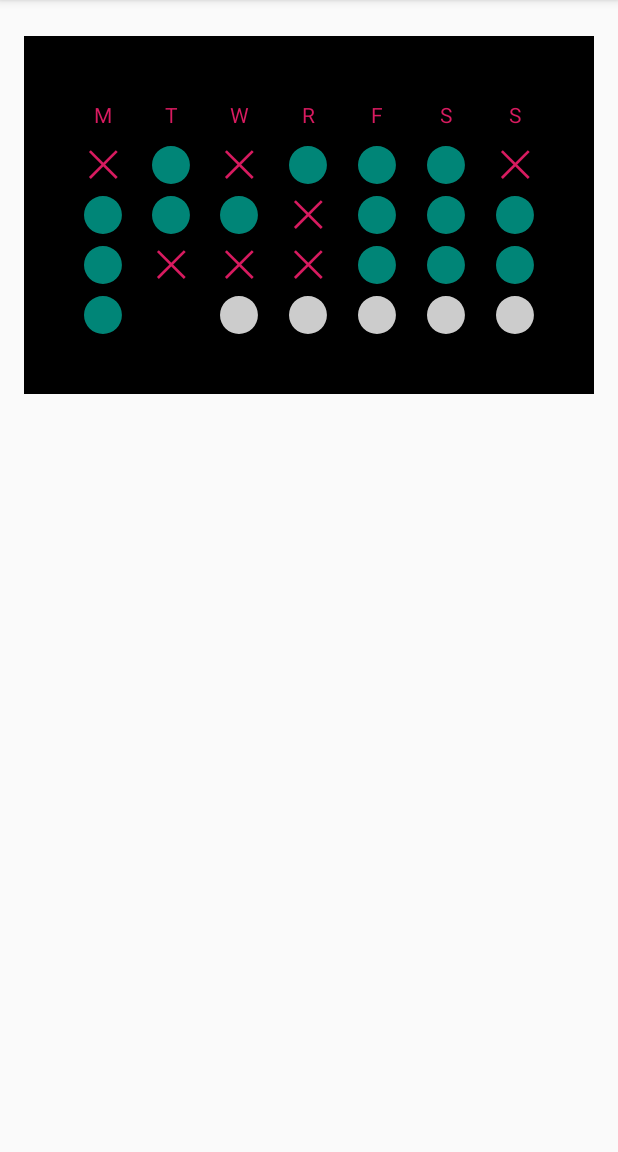
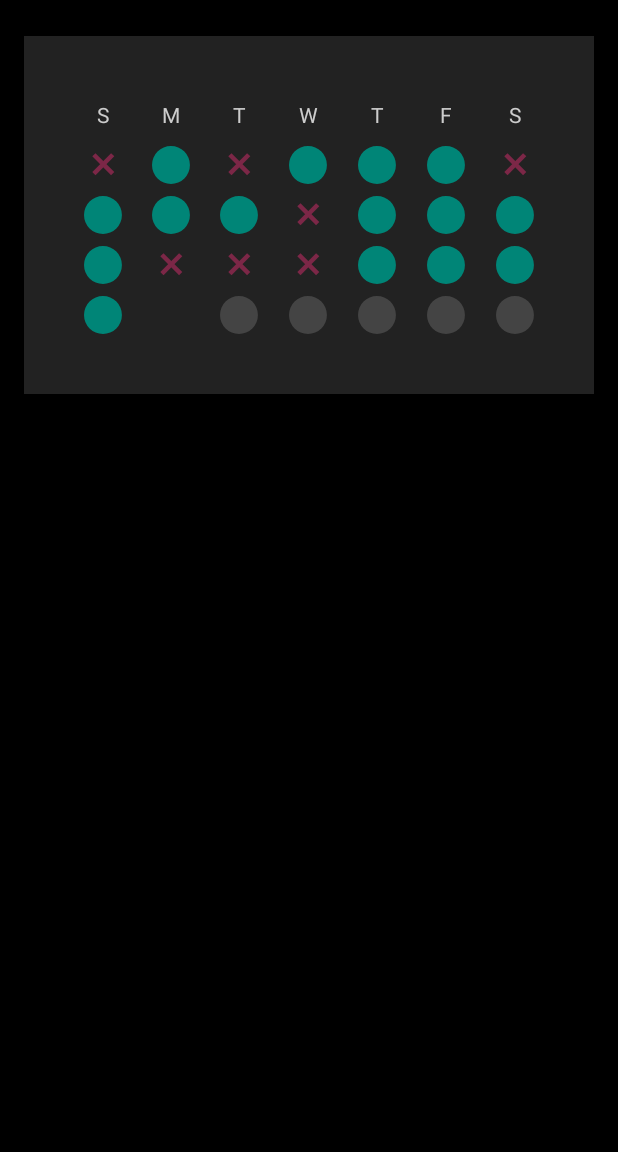
Before and after one commit to shalperin/ten-percent-happier, an Android app: the screen it shows after launch (MainActivity), on a phone screen of 412 x 824 dp, the part 84-1236 px from its top. Run offline under Robolectric (Android 15) with nearby library versions, the phone set to English and light mode, and no system bars.

Commit message:
last4weeks feature styling pass and additional state

```diff
--- a/android/Redwood/app/src/main/java/com/blauhaus/android/redwood/features/lastfourweeks/views/DotView.kt
+++ b/android/Redwood/app/src/main/java/com/blauhaus/android/redwood/features/lastfourweeks/views/DotView.kt
@@ -1,14 +1,10 @@
 package com.blauhaus.android.redwood.features.lastfourweeks.views
 
 import android.content.Context
-import android.graphics.drawable.Drawable
 import android.util.AttributeSet
 import android.view.animation.Animation
 import android.view.animation.AnimationUtils
 import android.widget.ImageView
-import androidx.core.content.ContextCompat
-import androidx.core.graphics.drawable.DrawableCompat
-import androidx.vectordrawable.graphics.drawable.VectorDrawableCompat
 import com.blauhaus.android.redwood.R
 
 
@@ -27,6 +23,7 @@ class DotView : ImageView {
     private val futureVector = R.drawable.ic_last4weeks_circle_future
     private val metTodayVector = R.drawable.ic_last4weeks_check_circle
     private val notMetVector = R.drawable.ic_last4weeks_x_mark
+    private val notMetTodayVector = R.drawable.ic_last4weeks_stroked_circle
 
     private var d: DotViewState =
         DotViewState.Future()
@@ -34,7 +31,7 @@ class DotView : ImageView {
     private val metTodayAnim = AnimationUtils.loadAnimation(context, android.R.anim.fade_out).apply{
         setAnimationListener(object: Animation.AnimationListener {
             override fun onAnimationStart(animation: Animation?) {
-                setImageResource(metVector)
+               // setImageResource(metVector)
             }
             override fun onAnimationRepeat(animation: Animation?) {}
             override fun onAnimationEnd(animation: Animation?) {
@@ -60,6 +57,9 @@ class DotView : ImageView {
             is DotViewState.MetToday -> {
                 startAnimation(metTodayAnim)
             }
+            is DotViewState.NotMetToday -> {
+                setImageResource(notMetTodayVector)
+            }
             is DotViewState.Future -> {
                 setImageResource(futureVector)
             }
@@ -78,6 +78,7 @@ class DotView : ImageView {
         class Skipped() : DotViewState()
         class Met(): DotViewState()
         class MetToday(): DotViewState()
+        class NotMetToday(): DotViewState()
         class Future(): DotViewState()
    }
 
--- a/android/Redwood/app/src/main/res/drawable/ic_last4weeks_check_circle.xml
+++ b/android/Redwood/app/src/main/res/drawable/ic_last4weeks_check_circle.xml
@@ -1,6 +1,6 @@
 <vector android:height="25dp" android:viewportHeight="500"
     android:viewportWidth="500" android:width="25dp" xmlns:android="http://schemas.android.com/apk/res/android">
-    <path android:fillColor="@color/colorPrimary" android:pathData="M-0.001,250a249,249.5 90,1 0,498.999 0a249,249.5 90,1 0,-498.999 0z"/>
-    <path android:fillColor="@color/backedOffWhite" android:pathData="M440.982,94.538l-210.978,365.424l-35.507,-20.5l210.978,-365.424z"/>
-    <path android:fillColor="@color/backedOffWhite" android:pathData="M93.475,323.484l137.04,137.04l-28.991,28.991l-137.04,-137.04z"/>
+    <path android:fillColor="@color/lastFourWeeksMetCircleColor" android:pathData="M-0.001,250a249,249.5 90,1 0,498.999 0a249,249.5 90,1 0,-498.999 0z"/>
+    <path android:fillColor="@color/lastFourWeeksCheckColor" android:pathData="M392.181,128.327l-154.658,230.208l-35.186,-23.639l154.658,-230.208z"/>
+    <path android:fillColor="@color/lastFourWeeksCheckColor" android:pathData="M126.425,268.246l119.054,79.983l-22.967,34.186l-119.054,-79.983z"/>
 </vector>
--- a/android/Redwood/app/src/main/res/drawable/ic_last4weeks_circle_met.xml
+++ b/android/Redwood/app/src/main/res/drawable/ic_last4weeks_circle_met.xml
@@ -4,6 +4,6 @@
     android:viewportWidth="500"
     android:viewportHeight="500">
   <path
-      android:fillColor="@color/colorPrimary"
+      android:fillColor="@color/lastFourWeeksMetCircleColor"
       android:pathData="M-0.001,250a249,249.5 90,1 0,498.999 0a249,249.5 90,1 0,-498.999 0z"/>
 </vector>
--- /dev/null
+++ b/android/Redwood/app/src/main/res/drawable/ic_last4weeks_stroked_circle.xml
@@ -0,0 +1,7 @@
+<vector android:height="25dp" android:viewportHeight="500"
+    android:viewportWidth="500" android:width="25dp" xmlns:android="http://schemas.android.com/apk/res/android">
+    <path android:fillColor="@color/lastFourWeeksDisabledColor" android:pathData="M-0.001,250a249,249.5 90,1 0,498.999 0a249,249.5 90,1 0,-498.999 0z"/>
+    <path android:fillColor="#00000000"
+        android:pathData="M41.5,250a208.082,208.5 90,1 0,416.999 0a208.082,208.5 90,1 0,-416.999 0z"
+        android:strokeColor="@color/lastFourWeeksMetCircleColor" android:strokeWidth="75.55"/>
+</vector>
--- a/android/Redwood/app/src/main/res/drawable/ic_last4weeks_x_mark.xml
+++ b/android/Redwood/app/src/main/res/drawable/ic_last4weeks_x_mark.xml
@@ -1,5 +1,5 @@
 <vector android:height="25dp" android:viewportHeight="500"
     android:viewportWidth="500" android:width="25dp" xmlns:android="http://schemas.android.com/apk/res/android">
-    <path android:fillColor="@color/colorAccent" android:pathData="M64.849,408.903l353.554,-353.554l24.749,24.749l-353.554,353.554z"/>
-    <path android:fillColor="@color/colorAccent" android:pathData="M89.597,55.349l353.554,353.554l-24.749,24.749l-353.554,-353.554z"/>
+    <path android:fillColor="@color/lastFourWeeksSkippedColor" android:pathData="M151.47,94.043l247.487,247.487l-42.426,42.426l-247.487,-247.487z"/>
+    <path android:fillColor="@color/lastFourWeeksSkippedColor" android:pathData="M109.043,341.53l247.487,-247.487l42.426,42.426l-247.487,247.487z"/>
 </vector>
--- a/android/Redwood/app/src/main/res/layout/activity_main.xml
+++ b/android/Redwood/app/src/main/res/layout/activity_main.xml
@@ -2,8 +2,9 @@
 
 <LinearLayout android:orientation="vertical"
     android:layout_width="match_parent"
-    android:layout_height="wrap_content"
+    android:layout_height="match_parent"
     xmlns:android="http://schemas.android.com/apk/res/android"
+    android:background="#000000"
 
     >
     <fragment
--- a/android/Redwood/app/src/main/res/layout/last_four_weeks_fragment.xml
+++ b/android/Redwood/app/src/main/res/layout/last_four_weeks_fragment.xml
@@ -5,7 +5,7 @@
     android:layout_width="match_parent"
     android:layout_height="match_parent"
     tools:context=".features.lastfourweeks.LastFourWeeksFragment"
-    android:background="@android:color/background_dark"
+    android:background="@color/lastFourWeeksBackgroundColor"
     android:padding="40dp"
     >
 
@@ -22,9 +22,9 @@
             android:id="@+id/head0"
             android:layout_width="25dp"
             android:layout_height="25dp"
-            android:text="M"
+            android:text="S"
             android:gravity="center"
-            android:textColor="@color/colorAccent"
+            android:textColor="@color/lastFourWeeksTextColor"
             />
         <Space
             android:layout_width="wrap_content"
@@ -35,9 +35,9 @@
             android:id="@+id/head1"
             android:layout_width="25dp"
             android:layout_height="25dp"
-            android:text="T"
+            android:text="M"
             android:gravity="center"
-            android:textColor="@color/colorAccent"
+            android:textColor="@color/lastFourWeeksTextColor"
             />
         <Space
             android:layout_width="wrap_content"
@@ -48,9 +48,9 @@
             android:id="@+id/head2"
             android:layout_width="25dp"
             android:layout_height="25dp"
-            android:text="W"
+            android:text="T"
             android:gravity="center"
-            android:textColor="@color/colorAccent"
+            android:textColor="@color/lastFourWeeksTextColor"
             />
 
         <Space
@@ -62,9 +62,9 @@
             android:id="@+id/head3"
             android:layout_width="25dp"
             android:layout_height="25dp"
-            android:text="R"
+            android:text="W"
             android:gravity="center"
-            android:textColor="@color/colorAccent"
+            android:textColor="@color/lastFourWeeksTextColor"
             />
 
         <Space
@@ -76,9 +76,9 @@
             android:id="@+id/head4"
             android:layout_width="25dp"
             android:layout_height="25dp"
-            android:text="F"
+            android:text="T"
             android:gravity="center"
-            android:textColor="@color/colorAccent"
+            android:textColor="@color/lastFourWeeksTextColor"
             />
 
         <Space
@@ -90,9 +90,9 @@
             android:id="@+id/head5"
             android:layout_width="25dp"
             android:layout_height="25dp"
-            android:text="S"
+            android:text="F"
             android:gravity="center"
-            android:textColor="@color/colorAccent"
+            android:textColor="@color/lastFourWeeksTextColor"
             />
 
         <Space
@@ -106,7 +106,7 @@
             android:layout_height="25dp"
             android:text="S"
             android:gravity="center"
-            android:textColor="@color/colorAccent"
+            android:textColor="@color/lastFourWeeksTextColor"
             />
     </LinearLayout>
 
--- a/android/Redwood/app/src/main/res/values/colors.xml
+++ b/android/Redwood/app/src/main/res/values/colors.xml
@@ -3,6 +3,15 @@
     <color name="colorPrimary">#008577</color>
     <color name="colorPrimaryDark">#00574B</color>
     <color name="colorAccent">#D81B60</color>
-    <color name="lastFourWeeksDisabledColor">#cccccc</color>
     <color name="backedOffWhite">#eeeeee</color>
+    <color name="backedOffBlack">#222222</color>
+
+    <!-- Todo: these should probably be material theme colors rather than their own unique thing. -->
+    <color name="lastFourWeeksMetCircleColor">#008577</color>
+    <color name="lastFourWeeksTextColor">#cccccc</color>
+    <color name="lastFourWeeksSkippedColor">#7C2747</color>
+    <color name="lastFourWeeksDisabledColor">#444444</color>
+    <color name="lastFourWeeksCheckColor">#ffffff</color>
+    <color name="lastFourWeeksBackgroundColor">#222222</color>
+
 </resources>
```
Also changed, not shown: 4 other files.
